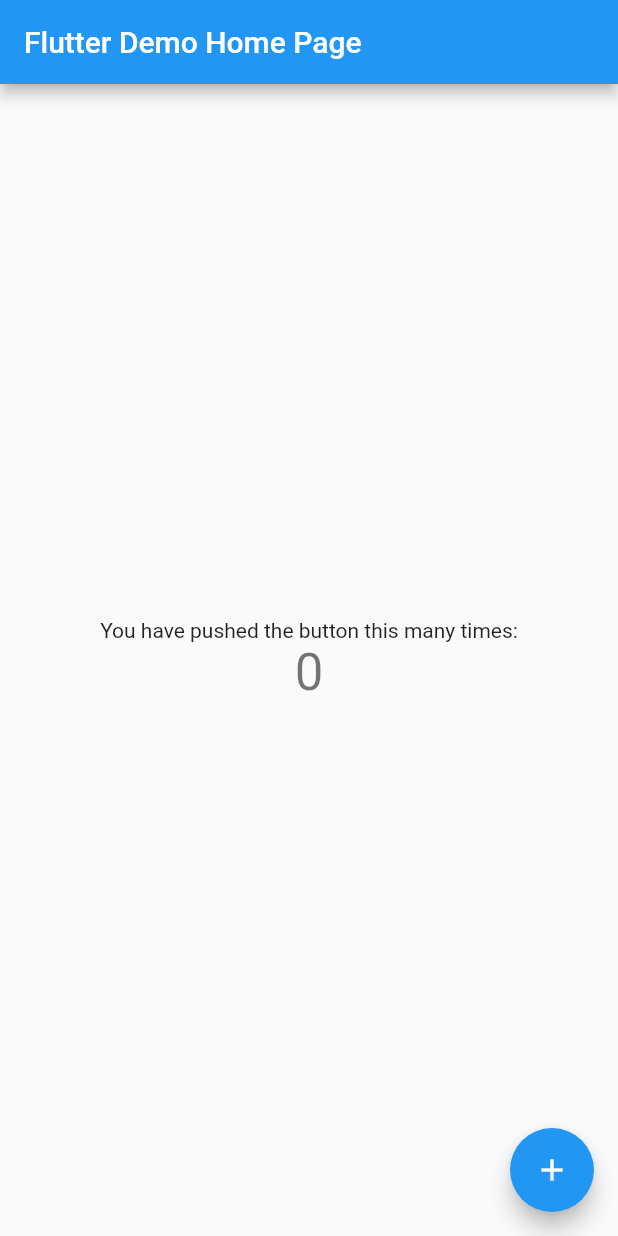
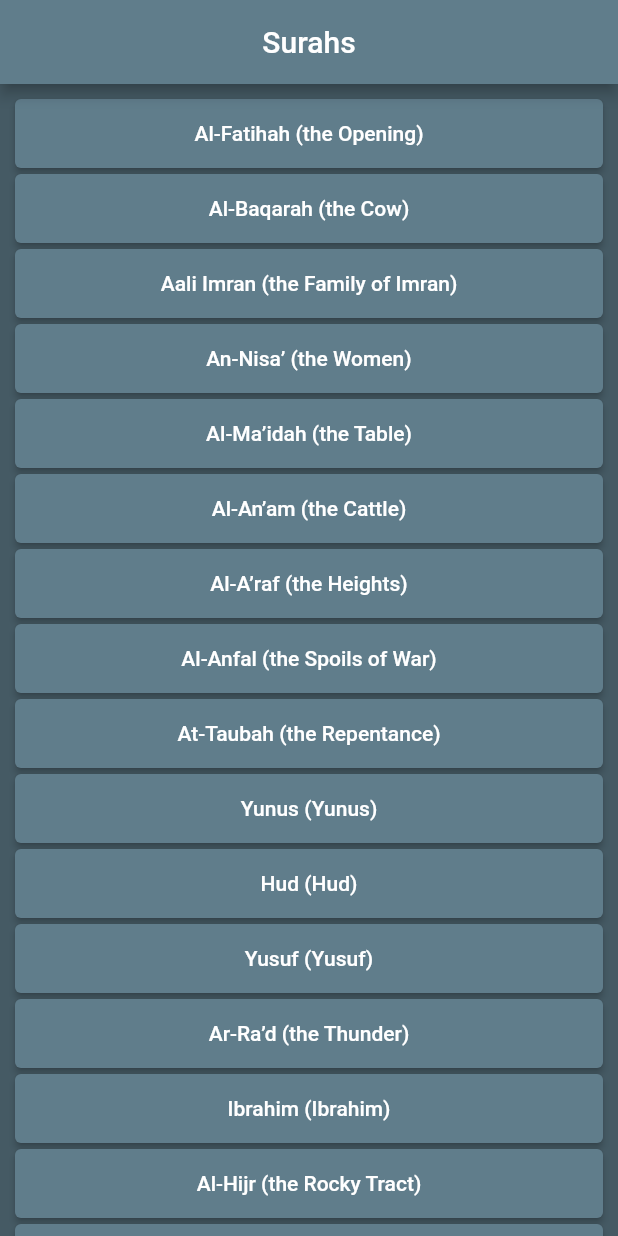
Before and after one commit to JianClash/AayathDarseQuran, a Flutter app: the screen it shows after launch, on a phone screen of 412 x 824 dp. Run offline on Flutter 3.47's test engine with Material 2 defaults, Android fonts, the light colour scheme and no system bars.

Commit message:
Added a Surah and ayat class

```diff
--- a/lib/main.dart
+++ b/lib/main.dart
@@ -1,115 +1,248 @@
 import 'package:flutter/material.dart';
 
+// Variables
+late Surah currentSurah;
+
+final List<Surah> surahs = <Surah>[
+  Surah("Al-Fatihah (the Opening)"),
+  Surah("Al-Baqarah (the Cow)"),
+  Surah("Aali Imran (the Family of Imran)"),
+  Surah("An-Nisa’ (the Women)"),
+  Surah("Al-Ma’idah (the Table)"),
+  Surah("Al-An’am (the Cattle)"),
+  Surah("Al-A’raf (the Heights)"),
+  Surah("Al-Anfal (the Spoils of War)"),
+  Surah("At-Taubah (the Repentance)"),
+  Surah("Yunus (Yunus)"),
+  Surah("Hud (Hud)"),
+  Surah("Yusuf (Yusuf)"),
+  Surah("Ar-Ra’d (the Thunder)"),
+  Surah("Ibrahim (Ibrahim)"),
+  Surah("Al-Hijr (the Rocky Tract)"),
+  Surah("An-Nahl (the Bees)"),
+  Surah("Al-Isra’ (the Night Journey)"),
+  Surah("Al-Kahf (the Cave)"),
+  Surah("Maryam (Maryam)"),
+  Surah("Ta-Ha (Ta-Ha)"),
+  Surah("Al-Anbiya’ (the Prophets)"),
+  Surah("Al-Haj (the Pilgrimage)"),
+  Surah("Al-Mu’minun (the Believers)"),
+  Surah("An-Nur (the Light)"),
+  Surah("Al-Furqan (the Criterion)"),
+  Surah("Ash-Shu’ara’ (the Poets)"),
+  Surah("An-Naml (the Ants)"),
+  Surah("Al-Qasas (the Stories)"),
+  Surah("Al-Ankabut (the Spider)"),
+  Surah("Ar-Rum (the Romans)"),
+  Surah("Luqman (Luqman)"),
+  Surah("As-Sajdah (the Prostration)"),
+  Surah("Al-Ahzab (the Combined Forces)"),
+  Surah("Saba’ (the Sabeans)"),
+  Surah("Al-Fatir (the Originator)"),
+  Surah("Ya-Sin (Ya-Sin)"),
+  Surah("As-Saffah (Those Ranges in Ranks)"),
+  Surah("Sad (Sad)"),
+  Surah("Az-Zumar (the Groups)"),
+  Surah("Ghafar (the Forgiver)"),
+  Surah("Fusilat (Distinguished)"),
+  Surah("Ash-Shura (the Consultation)"),
+  Surah("Az-Zukhruf (the Gold)"),
+  Surah("Ad-Dukhan (the Smoke)"),
+  Surah("Al-Jathiyah (the Kneeling)"),
+  Surah("Al-Ahqaf (the Valley)"),
+  Surah("Muhammad (Muhammad)"),
+  Surah("Al-Fat’h (the Victory)"),
+  Surah("Al-Hujurat (the Dwellings)"),
+  Surah("Qaf (Qaf)"),
+  Surah("Adz-Dzariyah (the Scatterers)"),
+  Surah("At-Tur (the Mount)"),
+  Surah("An-Najm (the Star)"),
+  Surah("Al-Qamar (the Moon)"),
+  Surah("Ar-Rahman (the Most Gracious)"),
+  Surah("Al-Waqi’ah (the Event)"),
+  Surah("Al-Hadid (the Iron)"),
+  Surah("Al-Mujadilah (the Reasoning)"),
+  Surah("Al-Hashr (the Gathering)"),
+  Surah("Al-Mumtahanah (the Tested)"),
+  Surah("As-Saf (the Row)"),
+  Surah("Al-Jum’ah (Friday)"),
+  Surah("Al-Munafiqun (the Hypocrites)"),
+  Surah("At-Taghabun (the Loss & Gain)"),
+  Surah("At-Talaq (the Divorce)"),
+  Surah("At-Tahrim (the Prohibition)"),
+  Surah("Al-Mulk – (the Kingdom)"),
+  Surah("Al-Qalam (the Pen)"),
+  Surah("Al-Haqqah (the Inevitable)"),
+  Surah("Al-Ma’arij (the Elevated Passages)"),
+  Surah("Nuh (Nuh)"),
+  Surah("Al-Jinn (the Jinn)"),
+  Surah("Al-Muzammil (the Wrapped)"),
+  Surah("Al-Mudaththir (the Cloaked)"),
+  Surah("Al-Qiyamah (the Resurrection)"),
+  Surah("Al-Insan (the Human)"),
+  Surah("Al-Mursalat (Those Sent Forth)"),
+  Surah("An-Naba’ (the Great News)"),
+  Surah("An-Nazi’at (Those Who Pull Out)"),
+  Surah("‘Abasa (He Frowned)"),
+  Surah("At-Takwir (the Overthrowing)"),
+  Surah("Al-Infitar (the Cleaving)"),
+  Surah("Al-Mutaffifin (Those Who Deal in Fraud)"),
+  Surah("Al-Inshiqaq (the Splitting Asunder)"),
+  Surah("Al-Buruj (the Stars)"),
+  Surah("At-Tariq (the Nightcomer)"),
+  Surah("Al-A’la (the Most High)"),
+  Surah("Al-Ghashiyah (the Overwhelming)"),
+  Surah("Al-Fajr (the Dawn)"),
+  Surah("Al-Balad (the City)"),
+  Surah("Ash-Shams (the Sun)"),
+  Surah("Al-Layl (the Night)"),
+  Surah("Adh-Dhuha (the Forenoon)"),
+  Surah("Al-Inshirah (the Opening Forth)"),
+  Surah("At-Tin (the Fig)"),
+  Surah("Al-‘Alaq (the Clot)"),
+  Surah("Al-Qadar (the Night of Decree)"),
+  Surah("Al-Bayinah (the Proof)"),
+  Surah("Az-Zalzalah (the Earthquake)"),
+  Surah("Al-‘Adiyah (the Runners)"),
+  Surah("Al-Qari’ah (the Striking Hour)"),
+  Surah("At-Takathur (the Piling Up)"),
+  Surah("Al-‘Asr (the Time)"),
+  Surah("Al-Humazah (the Slanderer)"),
+  Surah("Al-Fil (the Elephant)"),
+  Surah("Quraish (Quraish)"),
+  Surah("Al-Ma’un (the Assistance)"),
+  Surah("Al-Kauthar (the River of Abundance)"),
+  Surah("Al-Kafirun (the Disbelievers)"),
+  Surah("An-Nasr (the Help)"),
+  Surah("Al-Masad (the Palm Fiber)"),
+  Surah("Al-Ikhlas (the Sincerity)"),
+  Surah("Al-Falaq (the Daybreak)"),
+  Surah("An-Nas (Mankind)"),
+];
+
 void main() {
-  runApp(const MyApp());
+  runApp(const Main());
 }
 
-class MyApp extends StatelessWidget {
-  const MyApp({super.key});
+class Main extends StatelessWidget {
+  const Main({super.key});
 
   // This widget is the root of your application.
   @override
   Widget build(BuildContext context) {
     return MaterialApp(
-      title: 'Flutter Demo',
+      title: 'Aayath darse quran',
       theme: ThemeData(
-        // This is the theme of your application.
-        //
-        // Try running your application with "flutter run". You'll see the
-        // application has a blue toolbar. Then, without quitting the app, try
-        // changing the primarySwatch below to Colors.green and then invoke
-        // "hot reload" (press "r" in the console where you ran "flutter run",
-        // or simply save your changes to "hot reload" in a Flutter IDE).
-        // Notice that the counter didn't reset back to zero; the application
-        // is not restarted.
-        primarySwatch: Colors.blue,
+        primarySwatch: Colors.blueGrey,
       ),
-      home: const MyHomePage(title: 'Flutter Demo Home Page'),
+      home: _SurahsList(),
     );
   }
 }
 
-class MyHomePage extends StatefulWidget {
-  const MyHomePage({super.key, required this.title});
-
-  // This widget is the home page of your application. It is stateful, meaning
-  // that it has a State object (defined below) that contains fields that affect
-  // how it looks.
-
-  // This class is the configuration for the state. It holds the values (in this
-  // case the title) provided by the parent (in this case the App widget) and
-  // used by the build method of the State. Fields in a Widget subclass are
-  // always marked "final".
-
-  final String title;
-
-  @override
-  State<MyHomePage> createState() => _MyHomePageState();
+class _SurahsList extends StatefulWidget {
+	_SurahsListState createState() => _SurahsListState();
 }
 
-class _MyHomePageState extends State<MyHomePage> {
-  int _counter = 0;
-
-  void _incrementCounter() {
-    setState(() {
-      // This call to setState tells the Flutter framework that something has
-      // changed in this State, which causes it to rerun the build method below
-      // so that the display can reflect the updated values. If we changed
-      // _counter without calling setState(), then the build method would not be
-      // called again, and so nothing would appear to happen.
-      _counter++;
-    });
-  }
-
+class _SurahsListState extends State<_SurahsList>{
 	@override
-  Widget build(BuildContext context) {
-    // This method is rerun every time setState is called, for instance as done
-    // by the _incrementCounter method above.
-    //
-    // The Flutter framework has been optimized to make rerunning build methods
-    // fast, so that you can just rebuild anything that needs updating rather
-    // than having to individually change instances of widgets.
+	Widget build(BuildContext context){
 		return Scaffold(
+			backgroundColor: Colors.blueGrey[700],
 			appBar: AppBar(
-        // Here we take the value from the MyHomePage object that was created by
-        // the App.build method, and use it to set our appbar title.
-        title: Text(widget.title),
+				title: const Text("Surahs"),
+				centerTitle: true,
+				backgroundColor: Colors.blueGrey,
 			),
-      body: Center(
-        // Center is a layout widget. It takes a single child and positions it
-        // in the middle of the parent.
-        child: Column(
-          // Column is also a layout widget. It takes a list of children and
-          // arranges them vertically. By default, it sizes itself to fit its
-          // children horizontally, and tries to be as tall as its parent.
-          //
-          // Invoke "debug painting" (press "p" in the console, choose the
-          // "Toggle Debug Paint" action from the Flutter Inspector in Android
-          // Studio, or the "Toggle Debug Paint" command in Visual Studio Code)
-          // to see the wireframe for each widget.
-          //
-          // Column has various properties to control how it sizes itself and
-          // how it positions its children. Here we use mainAxisAlignment to
-          // center the children vertically; the main axis here is the vertical
-          // axis because Columns are vertical (the cross axis would be
-          // horizontal).
-          mainAxisAlignment: MainAxisAlignment.center,
-          children: <Widget>[
-            const Text(
-              'You have pushed the button this many times:',
+			body: ListView.builder(
+			  padding: const EdgeInsets.all(8),
+	  	  itemCount: 114,
+				itemBuilder: (BuildContext context, int index) {
+					return Container(
+						height: 50,
+				  	padding: const EdgeInsets.all(2),
+						child: ElevatedButton(
+							onPressed: (){
+								Navigator.push(context, MaterialPageRoute(builder: (BuildContext context){
+										currentSurah =  surahs.elementAt(index);
+                    return _AayatsList();
+                }));
+							},
+							child: Text(surahs.elementAt(index).getName()),
 						),
-            Text(
-              '$_counter',
-              style: Theme.of(context).textTheme.headline4,
-            ),
-          ],
-        ),
-      ),
-      floatingActionButton: FloatingActionButton(
-        onPressed: _incrementCounter,
-        tooltip: 'Increment',
-        child: const Icon(Icons.add),
-      ), // This trailing comma makes auto-formatting nicer for build methods.
+					);
+				},
+			)
 		);
   }
 }
+
+class _AayatsList extends StatelessWidget{
+	@override
+  Widget build(BuildContext context) {
+		return Scaffold(
+		  appBar: AppBar(title: Text(currentSurah.getName())),
+			body:Container(
+				width: MediaQuery.of(context).size.width,
+				height: 100,
+				padding: const EdgeInsets.all(2),
+				child: Card(
+					shape: RoundedRectangleBorder(
+            borderRadius: BorderRadius.circular(15.0),
+          ),
+					elevation: 50,
+
+					shadowColor: Colors.black,
+					color: Colors.blueGrey,
+
+					child: Center(
+						child: ListTile(
+							leading: Image.network(
+								"https://i.ytimg.com/vi/O3ZUDDs9uo4/hq720.jpg?sqp=-oaymwEcCNAFEJQDSFXyq4qpAw4IARUAAIhCGAFwAcABBg==&rs=AOn4CLAwInsAXExIcKBofURGaDN8_Aa3Vw",
+								fit: BoxFit.fill,
+							),
+							title: Text("Ayats: " + currentSurah.getAyat(0), textScaleFactor: 1.5,),
+							subtitle: Text("Time: " + currentSurah.getTime(), textScaleFactor: 1.2,),
+							trailing: Icon(Icons.radio_button_unchecked),
+						),
+					),
+				),
+			),
+         // body: Container(
+            // alignment: Alignment.topCenter,
+            // padding: const EdgeInsets.all(30),
+            // child: ElevatedButton(
+               // onPressed: (){
+                  // Navigator.pop(context);
+               // },
+               // child: const Text("Go Back"),
+            // ),
+         // ),
+     );
+  }
+}
+
+
+class Surah {
+	late String name;
+	String time = "2:20:09";
+	List ayats = ["1-10"];
+
+	Surah(name) {
+		this.name = name;
+		this.ayats = ayats;
+		this.time = time;
+	}
+
+	String getName(){
+		return this.name.toString();
+	}
+
+	String getAyat(index){
+		return this.ayats.elementAt(index).toString();
+	}
+
+	String getTime(){
+		return this.time;
+	}
+}
```
Lines whose indentation alone changed are shown as unchanged.
